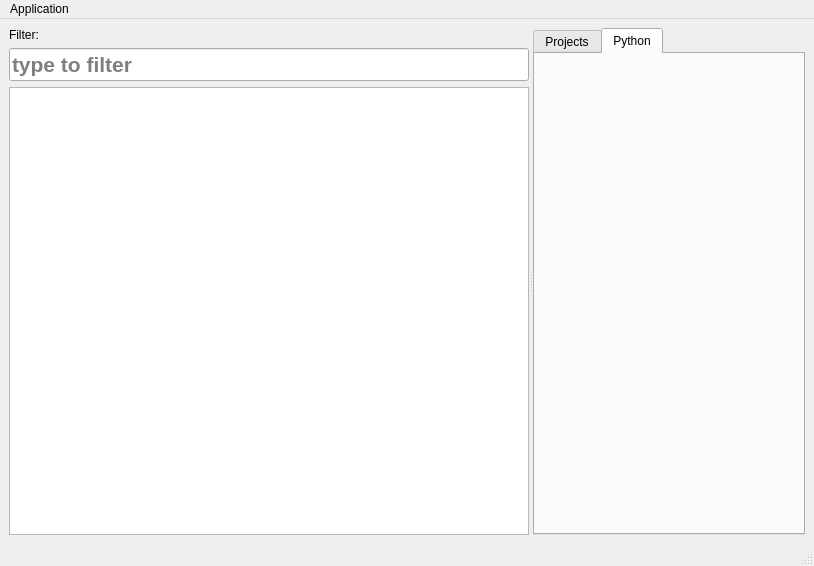
The window that MainViewUi.ui (CarstenLang1974/SwissKnife) describes before a commit, drawn with Qt 5.
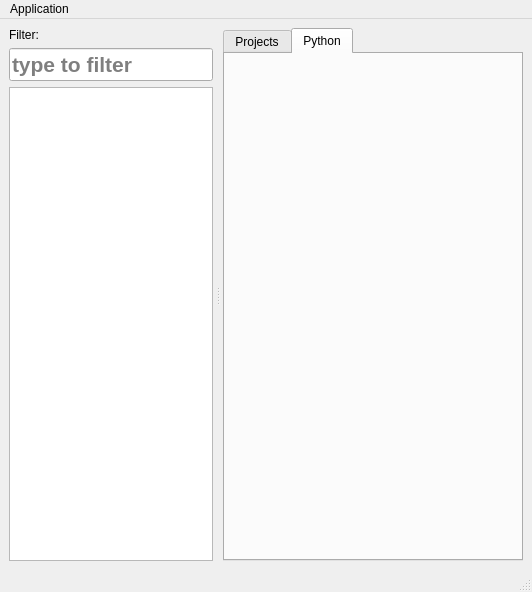
The same window after the commit.

```diff
--- a/MainViewUi.ui
+++ b/MainViewUi.ui
@@ -6,8 +6,8 @@
    <rect>
     <x>0</x>
     <y>0</y>
-    <width>814</width>
-    <height>566</height>
+    <width>532</width>
+    <height>592</height>
    </rect>
   </property>
   <property name="windowTitle">
@@ -18,7 +18,10 @@
     <item>
      <widget class="QSplitter" name="splitter">
       <property name="orientation">
-       <enum>Qt::Horizontal</enum>
+       <enum>Qt::Orientation::Horizontal</enum>
+      </property>
+      <property name="handleWidth">
+       <number>10</number>
       </property>
       <widget class="QWidget" name="layoutWidget">
        <layout class="QVBoxLayout" name="verticalLayout">
@@ -34,7 +37,6 @@
           <property name="font">
            <font>
             <pointsize>16</pointsize>
-            <weight>75</weight>
             <bold>true</bold>
            </font>
           </property>
@@ -44,11 +46,29 @@
          </widget>
         </item>
         <item>
-         <widget class="QTreeView" name="treeView"/>
+         <widget class="QTreeView" name="treeView">
+          <property name="styleSheet">
+           <string notr="true">QTreeView::item:active { color: black; }   /*  When widget has focus*/
+QTreeView::item:!active { color: black; } /*  When widget doesn't have focus*/
+QTreeView::item:selected:active{
+    background: qlineargradient(x1: 0, y1: 0, x2: 0, y2: 1, stop: 0 #6ea1f1, stop: 1 #567dbc);
+}
+
+QTreeView::item:selected:!active {
+    background: qlineargradient(x1: 0, y1: 0, x2: 0, y2: 1, stop: 0 #6b9be8, stop: 1 #577fbf);
+}</string>
+          </property>
+         </widget>
         </item>
        </layout>
       </widget>
       <widget class="QTabWidget" name="tabWidget">
+       <property name="minimumSize">
+        <size>
+         <width>300</width>
+         <height>0</height>
+        </size>
+       </property>
        <property name="currentIndex">
         <number>1</number>
        </property>
@@ -84,8 +104,8 @@
     <rect>
      <x>0</x>
      <y>0</y>
-     <width>814</width>
-     <height>26</height>
+     <width>532</width>
+     <height>33</height>
     </rect>
    </property>
    <widget class="QMenu" name="menuApplication">
```
Left out of the diff: 2 changed lines with no effect on the pictures.
